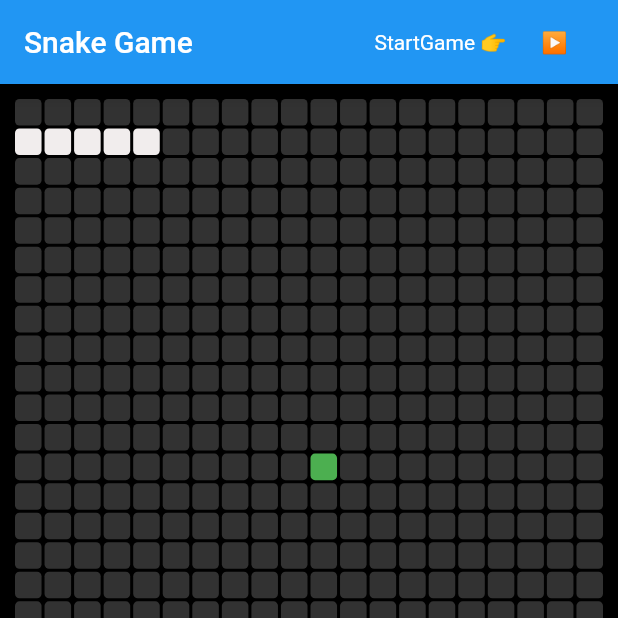
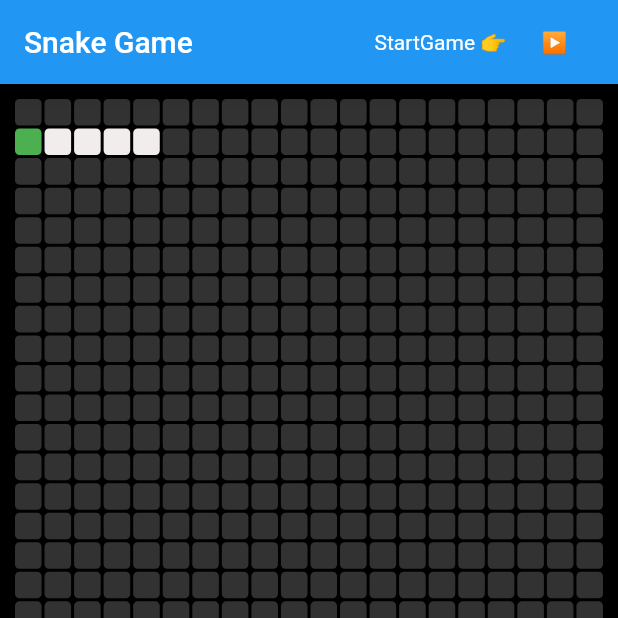
Before and after one commit to satyapsr13/snake_game_flutter, a Flutter app: the screen it shows after launch, on a phone screen of 412 x 824 dp, the top half of it. Run offline on Flutter 3.47's test engine with Material 2 defaults, Android fonts, the light colour scheme and no system bars; our stand-ins replace audioplayers.

Commit message:
animated food & all bug fixed

```diff
--- a/lib/home_page.dart
+++ b/lib/home_page.dart
@@ -23,7 +23,7 @@ List<Color> colors = [
 
 List<int> snake = [20, 21, 22, 23, 24];
 List<int> level = [700, 600, 500, 300];
-int food = 250;
+int food = 20;
 // Timer? timer;
 
 class _HomePageState extends State<HomePage> {
@@ -90,6 +90,7 @@ class _HomePageState extends State<HomePage> {
     }
   }
 
+  int foodColor = 0;
   int gameLevel = level[2];
   int speed = 500;
   void startGame() {
@@ -102,6 +103,7 @@ class _HomePageState extends State<HomePage> {
     isGameOver = false;
     Timer.periodic(Duration(milliseconds: gameLevel), (timer) {
       setState(() {
+        foodColor++;
         if (isGameOver) {
           timer.cancel();
         }
@@ -139,14 +141,16 @@ class _HomePageState extends State<HomePage> {
           }
         }
 
-        if (snake.last == food) {
+        if (snake.contains(food)) {
           // _audioCache.play('eat.wav');
           food = Random().nextInt(200);
-          if (snake.contains(food)) {
-            food += 10;
-          }
+          food += 2;
+          // if (snake.contains(food)) {
+          //   setState(() {
+          //     food += 10;
+          //   });
+          // }
           score += 10;
-          // speed -= 80;
         }
       });
       if (snake.last == food) {
@@ -353,7 +357,7 @@ class _HomePageState extends State<HomePage> {
                   itemBuilder: (ctx, index) => Container(
                     decoration: BoxDecoration(
                       color: index == food
-                          ? colors[index % colors.length]
+                          ? colors[foodColor % colors.length]
                           : snake.contains(index)
                               ? const Color.fromARGB(251, 245, 241, 241)
                               : const Color.fromARGB(50, 255, 255, 255),
```
